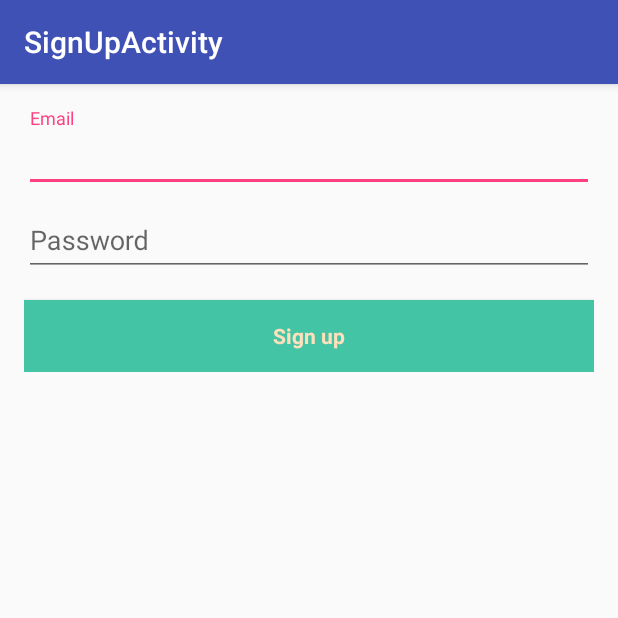
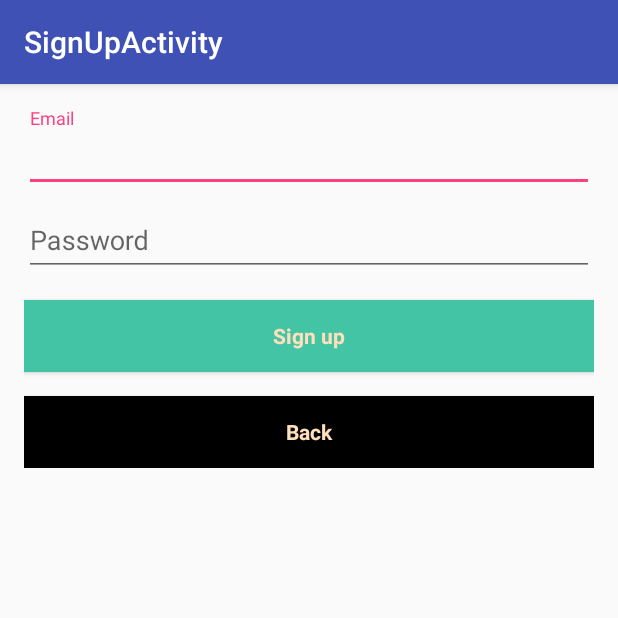
Before and after one commit to Itay-kun/AndroidProject, an Android app: the screen it shows after launch (SignUpActivity), in the options menu, after a tap on "Sign up", on a phone screen of 412 x 824 dp, the top half of it. Run offline under Robolectric (Android 15) with nearby library versions, the phone set to English and light mode, and no system bars; our stand-ins replace Firebase (no records; nobody signed in at launch, a user with empty details on screens opened directly); libraries missing offline, so code that uses them is left out: com.firebase.jobdispatcher.

Commit message:
changed fab(send message) to button

```diff
--- a/app/src/main/java/hackeru/talg/edu/androidproject/MainActivity.java
+++ b/app/src/main/java/hackeru/talg/edu/androidproject/MainActivity.java
@@ -21,6 +21,7 @@ import android.view.Menu;
 import android.view.MenuItem;
 import android.view.View;
 import android.widget.Button;
+import android.widget.Toast;
 
 import com.firebase.jobdispatcher.FirebaseJobDispatcher;
 import com.firebase.jobdispatcher.GooglePlayDriver;
@@ -29,6 +30,8 @@ import com.firebase.jobdispatcher.Lifetime;
 import com.firebase.jobdispatcher.Trigger;
 import com.google.android.gms.auth.api.signin.GoogleSignIn;
 import com.google.android.gms.auth.api.signin.GoogleSignInAccount;
+import com.google.android.gms.tasks.OnCompleteListener;
+import com.google.android.gms.tasks.Task;
 import com.google.firebase.FirebaseApp;
 import com.google.firebase.auth.FirebaseAuth;
 import com.google.firebase.auth.FirebaseUser;
@@ -50,8 +53,7 @@ import hackeru.talg.edu.androidproject.InvalidInputDialogs.AlertDialogInvalidTim
 import hackeru.talg.edu.androidproject.InvalidInputDialogs.AlertDialogTooEarlyTime;
 
 public class MainActivity extends AppCompatActivity {
-    private RecyclerView recyclerView;  //TODO: add scrolling option to recyclerView
-    //TODO: add remove option for the recyclerView
+    private RecyclerView recyclerView;
     private RecyclerView.Adapter mAdapter;
     private static final int MY_PERMISSIONS_REQUEST_SEND_SMS = 0;
     private static final String SMS_JOB_TAG = "delayed-sms-tag";
@@ -61,12 +63,13 @@ public class MainActivity extends AppCompatActivity {
 
     private Button btnLoadList;
 
+    private Button btnAddMessage;
+
     private FirebaseAuth mAuth;
 
     private FirebaseUser currentUser;
 
     private DatabaseReference messageRef;
-    private static boolean listIsInitialized = false;
 
     public static final int MAX_LIST_SIZE = 9;
 
@@ -83,6 +86,7 @@ public class MainActivity extends AppCompatActivity {
 
         recyclerView = findViewById(R.id.mRecyclerView);
         btnLoadList = findViewById(R.id.btnLoadList);
+        btnAddMessage = findViewById(R.id.btnAddMessage);
 
         smsScheduleList = new String[MAX_LIST_SIZE];
         for (int i = 0; i < smsScheduleList.length; i++) {
@@ -103,6 +107,7 @@ public class MainActivity extends AppCompatActivity {
         btnLoadList.setOnClickListener(new View.OnClickListener() {
             @Override
             public void onClick(View v) {
+                clearList(smsScheduleList);
                 currentUser = mAuth.getCurrentUser();
                 FirebaseDatabase database;
                 if (currentUser != null) {
@@ -111,11 +116,8 @@ public class MainActivity extends AppCompatActivity {
                     messageRef.addValueEventListener(new ValueEventListener() {
                         @Override
                         public void onDataChange(DataSnapshot dataSnapshot) {
-                            //if (listIsInitialized == false) {
                                 collectMessages((Map<String, Object>) dataSnapshot.
                                         getValue());
-                            //    listIsInitialized = true;
-                            //}
                         }
 
                         @Override
@@ -126,15 +128,8 @@ public class MainActivity extends AppCompatActivity {
             }
         }
         });
-/*
 
-            mAdapter.notifyDataSetChanged();
-            //updateListAndSend("123","123","123","123", false);
-            //removeFromList();
-        }*/
-
-        FloatingActionButton fab = findViewById(R.id.fab);
-        fab.setOnClickListener(new View.OnClickListener() {
+        btnAddMessage.setOnClickListener(new View.OnClickListener() {
             @Override
             public void onClick(View view) {
                 DialogFragment dialogFragment = new SMSDialogFragment();
@@ -146,12 +141,12 @@ public class MainActivity extends AppCompatActivity {
             }
         });
 
-/*        btnLogout.setOnClickListener(new View.OnClickListener() {
-            @Override
-            public void onClick(View v) {
-                signOut();
-            }
-        });*/
+    }
+
+    private void clearList(String[] list) {
+        for (int i = 0; i < MAX_LIST_SIZE; i++) {
+            list[i] = "";
+        }
     }
 
     //TODO:
@@ -361,8 +356,6 @@ public class MainActivity extends AppCompatActivity {
     }
 
     private void collectMessages(Map<String,Object> messagesMap) {
-
-        //ArrayList<Long> messagesList = new ArrayList<>();
         if(messagesMap == null) {
             return;
         }
@@ -394,7 +387,19 @@ public class MainActivity extends AppCompatActivity {
                 }
                 count++;
             }
-
+            String personId = "";
+            FirebaseUser mUser = mAuth.getCurrentUser();
+            for (UserInfo user: FirebaseAuth.getInstance().getCurrentUser().getProviderData()) {
+                if (user.getProviderId().equals("password")) {
+                    personId = user.getUid();
+                } else if (user.getProviderId().equals("google.com")) {
+                    GoogleSignInAccount acct = GoogleSignIn.getLastSignedInAccount(this);
+                    personId = acct.getId();
+                }
+            }
+            if(!personId.equals(m.personId)) {
+                continue;
+            }
             updateListAndSend(m.getPhoneNumber(), m.getMessageContent(),
                     m.getDate(), m.getTime(), false);
             maxInteration--;
@@ -422,6 +427,4 @@ public class MainActivity extends AppCompatActivity {
                                            @NonNull int[] grantResults) {
         super.onRequestPermissionsResult(requestCode, permissions, grantResults);
     }
-
-
 }
--- a/app/src/main/java/hackeru/talg/edu/androidproject/SignUpActivity.java
+++ b/app/src/main/java/hackeru/talg/edu/androidproject/SignUpActivity.java
@@ -26,6 +26,7 @@ public class SignUpActivity extends AppCompatActivity{
     private AutoCompleteTextView actvEmail;
     private EditText etPasswordSignUp;
     private Button btnSignUp;
+    private Button btnBack;
 
 
     @Override
@@ -36,6 +37,7 @@ public class SignUpActivity extends AppCompatActivity{
         actvEmail = findViewById(R.id.actvEmail);
         etPasswordSignUp = findViewById(R.id.etPasswordSignUp);
         btnSignUp = findViewById(R.id.btnSignUp);
+        btnBack = findViewById(R.id.btnBack);
 
         mAuth = FirebaseAuth.getInstance();
 
@@ -43,6 +45,13 @@ public class SignUpActivity extends AppCompatActivity{
             @Override
             public void onClick(View v) {
                 createAccount(actvEmail.getText().toString(), etPasswordSignUp.getText().toString());
+            }
+        });
+
+        btnBack.setOnClickListener(new View.OnClickListener() {
+            @Override
+            public void onClick(View v) {
+                finish();
             }
         });
     }
--- a/app/src/main/res/layout/activity_sign_up.xml
+++ b/app/src/main/res/layout/activity_sign_up.xml
@@ -77,6 +77,18 @@
                 android:textAllCaps="false"
                 android:textStyle="bold" />
 
+            <Button
+                android:id="@+id/btnBack"
+                style="?android:textAppearanceSmall"
+                android:layout_width="match_parent"
+                android:layout_height="wrap_content"
+                android:layout_marginTop="16dp"
+                android:textColor="#ffe0bc"
+                android:text="@string/back"
+                android:background="#000000"
+                android:textAllCaps="false"
+                android:textStyle="bold" />
+
         </LinearLayout>
     </ScrollView>
 </LinearLayout>
--- a/app/src/main/res/values/strings.xml
+++ b/app/src/main/res/values/strings.xml
@@ -1,5 +1,5 @@
 <resources>
-    <string name="app_name">AndroidProject</string>
+    <string name="app_name">click here for menu ---></string>
     <string name="action_login">Login</string>
     <string name="logo">Logo</string>
     <string name="add">Add</string>
@@ -45,4 +45,5 @@
     <string name="action_sign_up">Sign up</string>
     <string name="title_activity_main">Schedule SMS</string>
     <string name="logout">Logout</string>
+    <string name="back">Back</string>
 </resources>
```
Also changed, not shown: app/src/main/java/hackeru/talg/edu/androidproject/LoginActivity.java (+11 -1 lines), app/src/main/res/layout/activity_login.xml (+19 -7 lines), app/src/main/res/layout/activity_main.xml (+5 -2 lines), app/src/main/res/layout/content_main.xml (+15 -1 lines).
